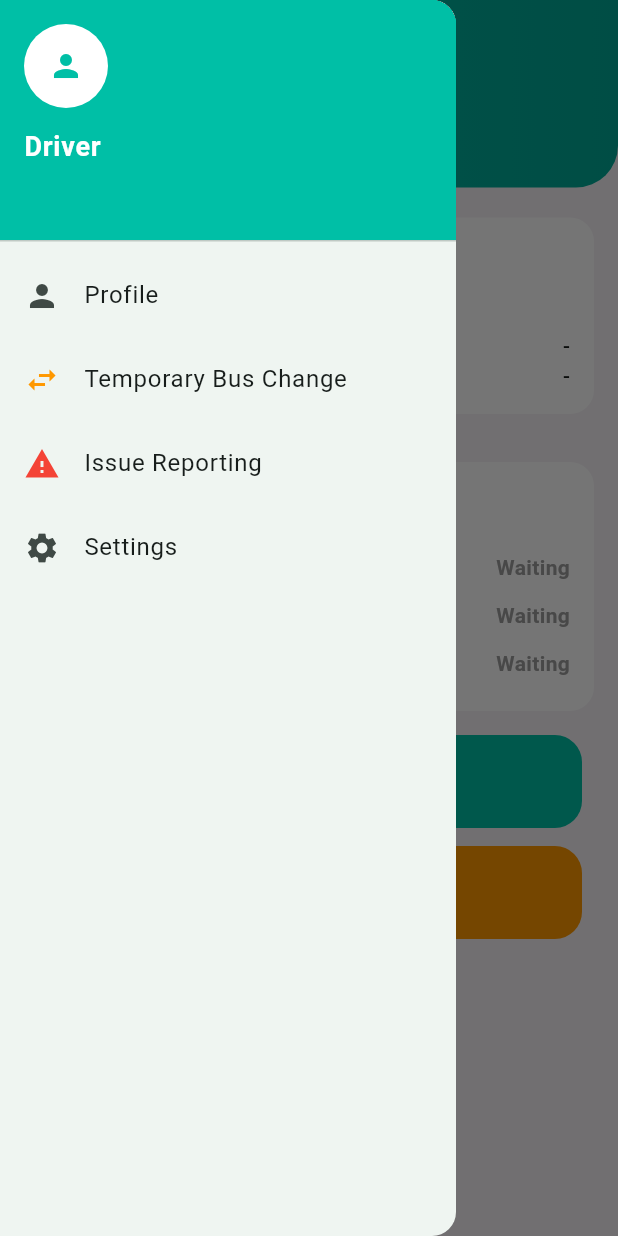
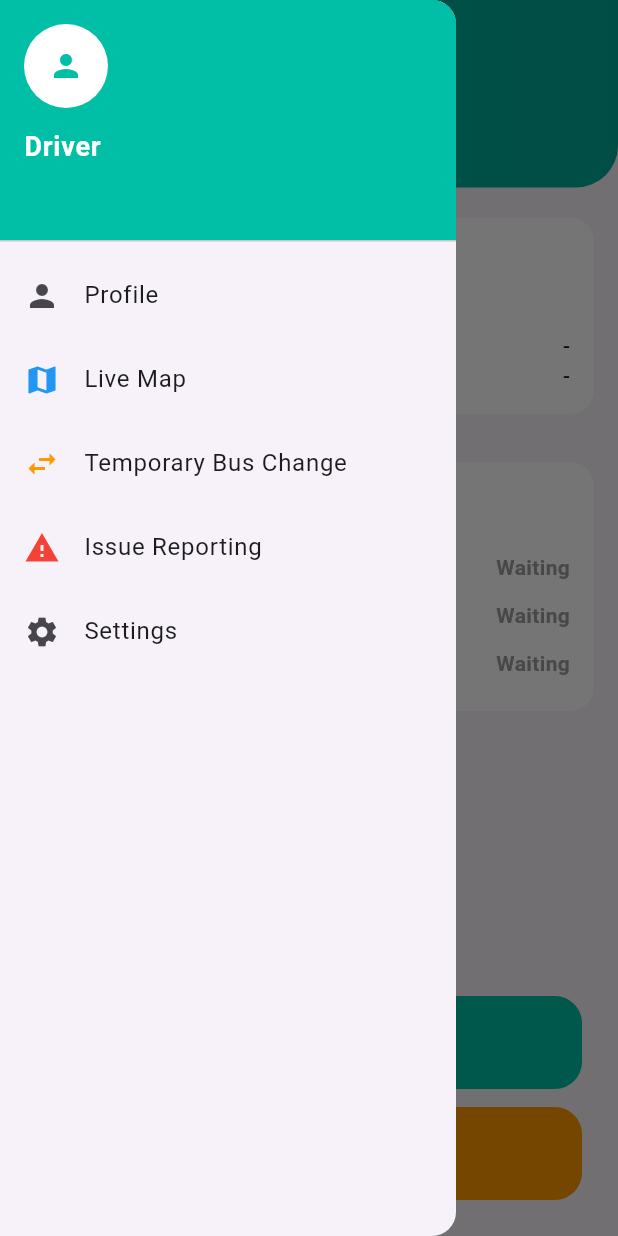
Before and after one commit to veeraworks/flutter_codes, a Flutter app: the DriverHomePage screen opened directly, with the side drawer open, on a phone screen of 412 x 824 dp. Run offline on Flutter 3.47's test engine with Material 3 defaults, Android fonts, the phone set to English and light mode, and no system bars; our stand-ins replace connectivity_plus, firebase_auth, firebase_core, firebase_database, firebase_messaging, flutter_local_notifications and 3 more; missing offline and left inert: flutter_background_service, flutter_background_service_android; accounts and stored records are empty; network calls fail; statements that could not run were skipped.

Commit message:
Updated the recent code 23/02 5:53

```diff
--- a/lib/driver_home_page.dart
+++ b/lib/driver_home_page.dart
@@ -165,7 +165,7 @@ class _DriverHomePageState extends State<DriverHomePage> {
         final String? newBus = data["newBus"];
         final String? newRoute = data["tempRoute"];
 
-        if (newBus == null) return;
+        if (newBus == null || newBus == busId) return;
 
         setState(() {
           isTempBusActive = true;
@@ -514,6 +514,31 @@ class _DriverHomePageState extends State<DriverHomePage> {
               ),
             ),
             ListTile(
+              leading: const Icon(Icons.map, color: Colors.blue),
+              title: const Text("Live Map"),
+              onTap: () {
+                Navigator.pop(context);
+
+                if (!tripStarted) {
+                  ScaffoldMessenger.of(context).showSnackBar(
+                    const SnackBar(content: Text("Start trip to view map")),
+                  );
+                  return;
+                }
+
+                Navigator.push(
+                  context,
+                  MaterialPageRoute(
+                    builder: (_) => DriverFullMapPage(
+                      currentLatLng: _currentLatLng,
+                      marker: _driverMarker,
+                      routePoints: List.from(_routePoints),
+                    ),
+                  ),
+                );
+              },
+            ),
+            ListTile(
               leading: const Icon(Icons.swap_horiz, color: Colors.orange),
               title: const Text("Temporary Bus Change"),
               onTap: () async {
@@ -604,9 +629,9 @@ class _DriverHomePageState extends State<DriverHomePage> {
               ],
             ),
           ),
+
           const SizedBox(height: 20),
 
-// 1️⃣ BUS INFORMATION CARD
           _infoCard(
             title: 'Bus Information',
             children: [
@@ -618,7 +643,6 @@ class _DriverHomePageState extends State<DriverHomePage> {
 
           const SizedBox(height: 16),
 
-// 2️⃣ TEMPORARY CARD (SEPARATE — NOT INSIDE)
           if (isTempBusActive)
             _infoCard(
               title: "Temporary Bus Active",
@@ -631,7 +655,6 @@ class _DriverHomePageState extends State<DriverHomePage> {
 
           const SizedBox(height: 16),
 
-// 3️⃣ LOCATION STATUS
           _infoCard(
             title: 'Location Status',
             children: [
@@ -641,61 +664,8 @@ class _DriverHomePageState extends State<DriverHomePage> {
             ],
           ),
 
-          if (tripStarted)
-            Expanded(
-              child: Padding(
-                padding: const EdgeInsets.all(16),
-                child: ClipRRect(
-                  borderRadius: BorderRadius.circular(16),
-                  child: Stack(
-                    children: [
-                      SizedBox(
-                        height: 250,
-                        child: GoogleMap(
-                          initialCameraPosition: CameraPosition(
-                            target: _currentLatLng,
-                            zoom: 16,
-                          ),
-                          onMapCreated: (controller) {
-                            _mapController = controller;
-                          },
-                          myLocationEnabled: true,
-                          myLocationButtonEnabled: true,
-                          markers: {
-                            if (_driverMarker != null) _driverMarker!,
-                            if (_startMarker != null) _startMarker!,
-                            if (_endMarker != null) _endMarker!,
-                          },
-                          polylines: _polylines,
-                        ),
-                      ),
-                      Positioned.fill(
-                        child: Material(
-                          color: Colors.transparent,
-                          child: InkWell(
-                            onTap: () {
-                              print("Route points count = ${_routePoints.length}");
+          const Spacer(),
 
-                              Navigator.push(
-                                context,
-                                MaterialPageRoute(
-                                  builder: (_) => DriverFullMapPage(
-                                    currentLatLng: _currentLatLng,
-                                    marker: _driverMarker,
-
-                                    routePoints: List.from(_routePoints),
-                                  ),
-                                ),
-                              );
-                            },
-                          ),
-                        ),
-                      ),
-                    ],
-                  ),
-                ),
-              ),
-            ),
           Padding(
             padding: const EdgeInsets.fromLTRB(24, 16, 24, 24),
             child: tripStarted
--- a/lib/main.dart
+++ b/lib/main.dart
@@ -30,7 +30,9 @@ Future<void> handleInitialMessage() async {
 
     final type = initialMessage.data['type'];
 
-    if (type == "ISSUE" || type == "TEMP_BUS") {
+    if (type == "ISSUE" ||
+        type == "TEMP_BUS_ACTIVE" ||
+        type == "TEMP_BUS_CLEARED") {
       navigatorKey.currentState?.push(
         MaterialPageRoute(
           builder: (_) => const NotificationsPage(),
@@ -67,7 +69,6 @@ Future<void> main() async {
       AndroidFlutterLocalNotificationsPlugin>()
       ?.createNotificationChannel(channel);
 
-  await handleInitialMessage();
   await initializeService();
 
   FirebaseMessaging.onBackgroundMessage(
@@ -100,7 +101,9 @@ Future<void> main() async {
       .listen((RemoteMessage message) async {
     final type = message.data['type'];
 
-    if (type == "ISSUE" || type == "TEMP_BUS") {
+    if (type == "ISSUE" ||
+        type == "TEMP_BUS_ACTIVE" ||
+        type == "TEMP_BUS_CLEARED") {
       navigatorKey.currentState?.push(
         MaterialPageRoute(
           builder: (_) => const NotificationsPage(),
@@ -112,25 +115,32 @@ Future<void> main() async {
   runApp(const MyApp());
 }
 
-class MyApp extends StatelessWidget {
+class MyApp extends StatefulWidget {
   const MyApp({super.key});
+
+  @override
+  State<MyApp> createState() => _MyAppState();
+}
+class _MyAppState extends State<MyApp> {
+
+  @override
+  void initState() {
+    super.initState();
+
+    WidgetsBinding.instance.addPostFrameCallback((_) {
+      handleInitialMessage();
+    });
+  }
 
   @override
   Widget build(BuildContext context) {
     return MaterialApp(
       navigatorKey: navigatorKey,
       debugShowCheckedModeBanner: false,
-      theme: ThemeData(
-        brightness: Brightness.light,
-        colorSchemeSeed: const Color(0xFF00C9A7),
-        scaffoldBackgroundColor: Colors.white,
-        useMaterial3: true,
-      ),
       home: const WelcomePage(),
     );
   }
 }
-
 class WelcomePage extends StatefulWidget {
   const WelcomePage({super.key});
 
```
Also changed, not shown: lib/driver_full_map_page.dart (+18 -2 lines), lib/student_home_page.dart (+45 -46 lines).
